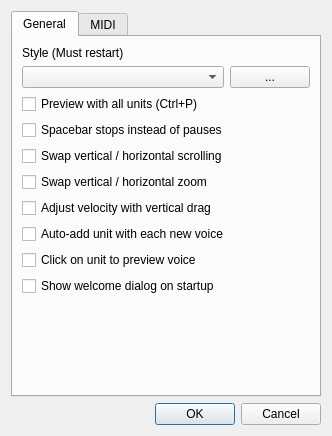
yuxshao/ptcollab, file src/editor/SettingsDialog.ui: the form before one commit.
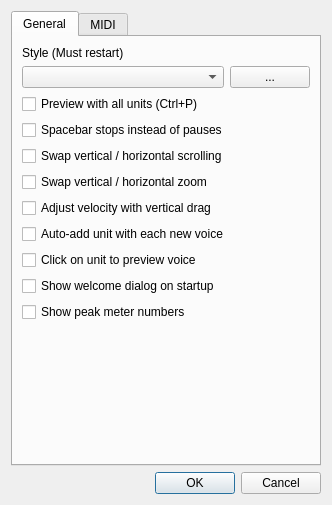
The form after the commit.

Commit message: persistent setting to show peak meter numbers

Patch:
```diff
--- a/src/editor/SettingsDialog.ui
+++ b/src/editor/SettingsDialog.ui
@@ -7,7 +7,7 @@
     <x>0</x>
     <y>0</y>
     <width>332</width>
-    <height>436</height>
+    <height>505</height>
    </rect>
   </property>
   <property name="windowTitle">
@@ -114,6 +114,13 @@
          </property>
         </widget>
        </item>
+       <item>
+        <widget class="QCheckBox" name="showVolumeMeterLabelsCheck">
+         <property name="text">
+          <string>Show peak meter numbers</string>
+         </property>
+        </widget>
+       </item>
        <item>
         <spacer name="verticalSpacer_2">
          <property name="orientation">
```
The commit also changes 8 other files.
